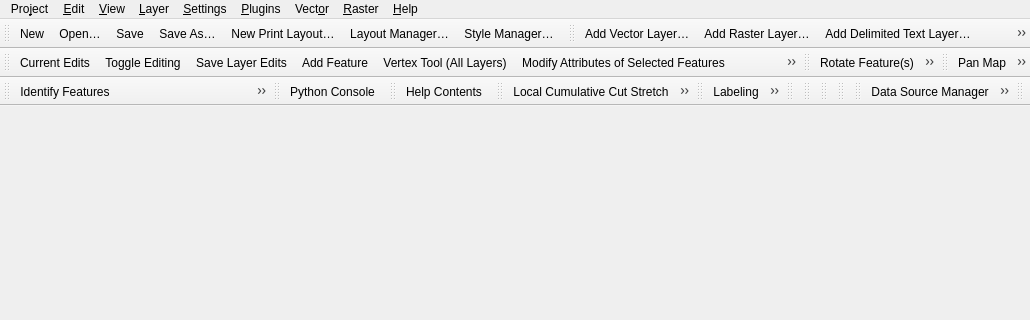
This is src/ui/qgisapp.ui in qgis/QGIS as Qt 5 draws it before an edit; both pictures show x 0 to 1030 and y 0 to 320 of the 1030 by 506 pixel window. The edited form follows.
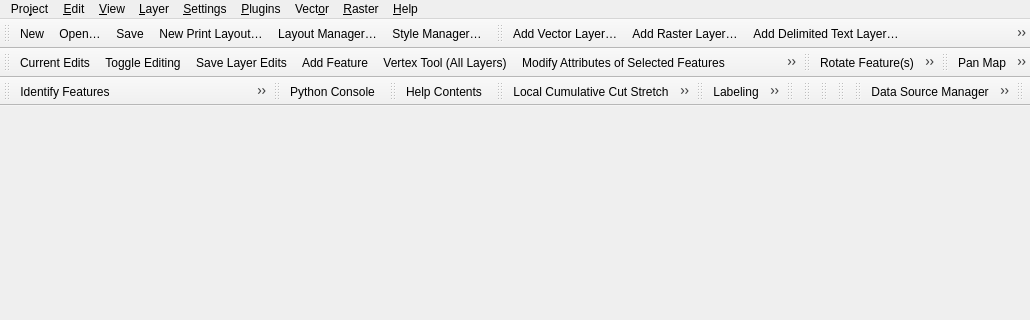
This is the edited form. Icons and pictures are not drawn.

Commit message: [needs-docs][ui] Remove save as action from the project toolbar

Patch:
```diff
--- a/src/ui/qgisapp.ui
+++ b/src/ui/qgisapp.ui
@@ -395,7 +395,6 @@
    <addaction name="mActionNewProject"/>
    <addaction name="mActionOpenProject"/>
    <addaction name="mActionSaveProject"/>
-   <addaction name="mActionSaveProjectAs"/>
    <addaction name="mActionNewPrintLayout"/>
    <addaction name="mActionShowLayoutManager"/>
    <addaction name="mActionStyleManager"/>
```
